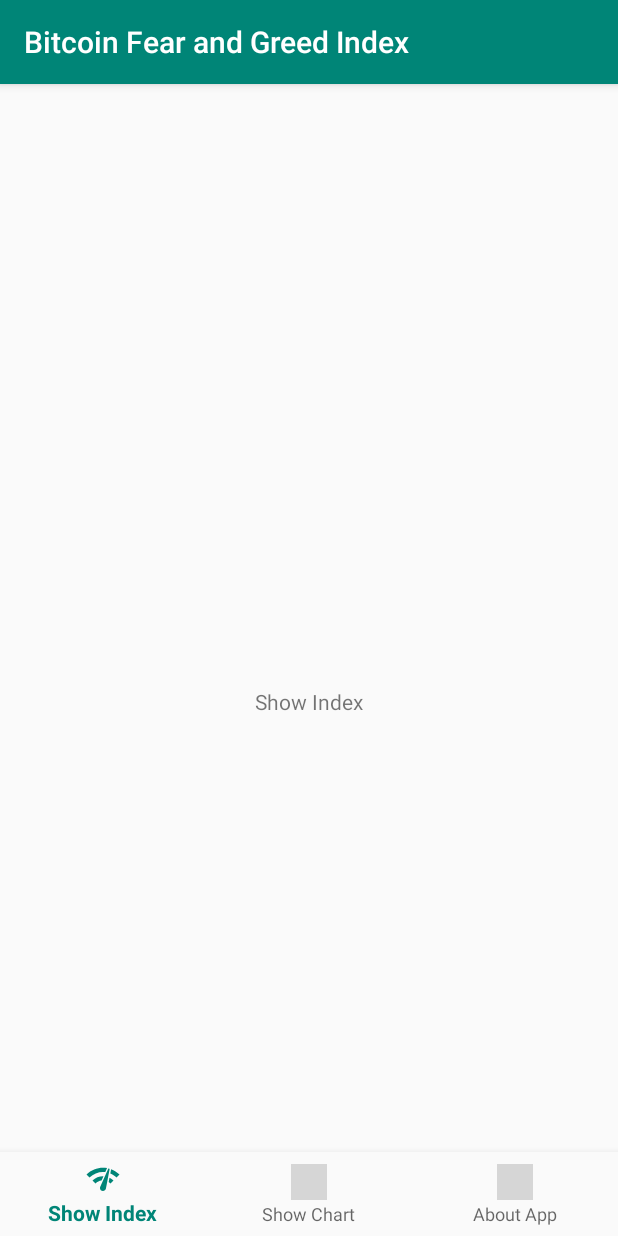
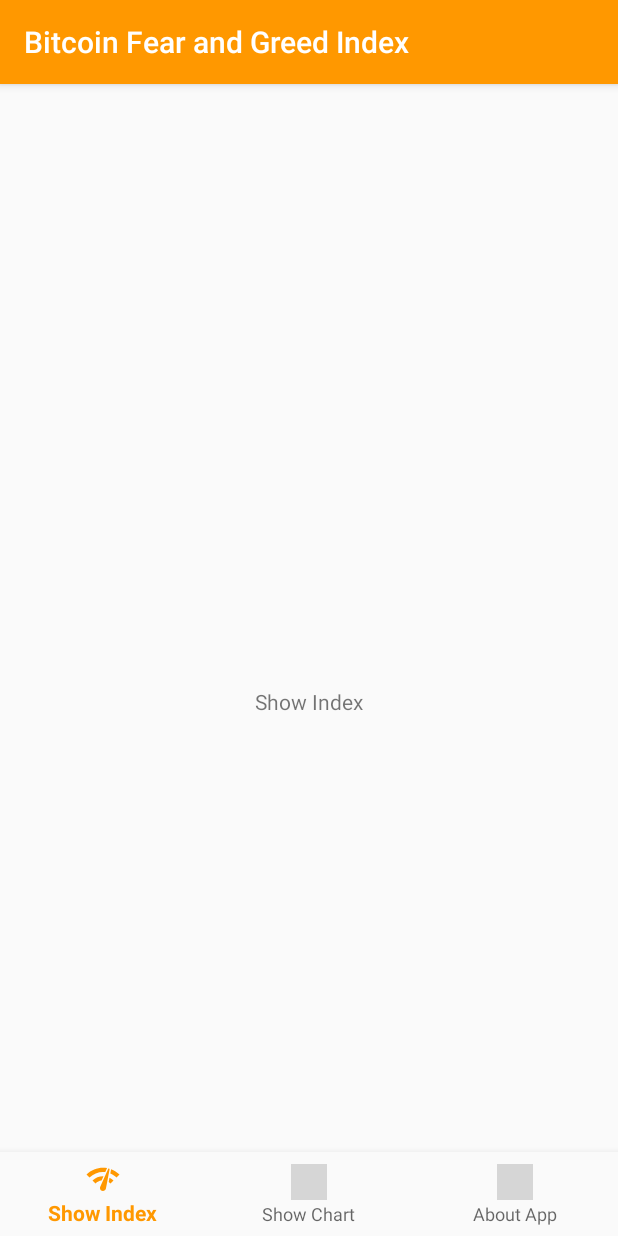
Before and after one commit to Strikelon/IndexFearGreed, an Android app: the screen it shows after launch (MainActivity), on a phone screen of 412 x 824 dp. Run offline under Robolectric (Android 15) with nearby library versions, the phone set to English and light mode, and no system bars; grey boxes are pictures that could not be loaded.

Commit message:
AppColor

```diff
--- a/app/src/main/res/values/colors.xml
+++ b/app/src/main/res/values/colors.xml
@@ -1,8 +1,8 @@
 <?xml version="1.0" encoding="utf-8"?>
 <resources>
-    <color name="colorPrimary">#008577</color>
-    <color name="colorPrimaryDark">#00574B</color>
-    <color name="colorAccent">#D81B60</color>
+    <color name="colorPrimary">#ff9800</color>
+    <color name="colorPrimaryDark">#f57c00</color>
+    <color name="colorAccent">#FF6D00</color>
 
     <color name="colorRed">#F15A50</color>
     <color name="colorYellowGreen">#CCDA46</color>
```
